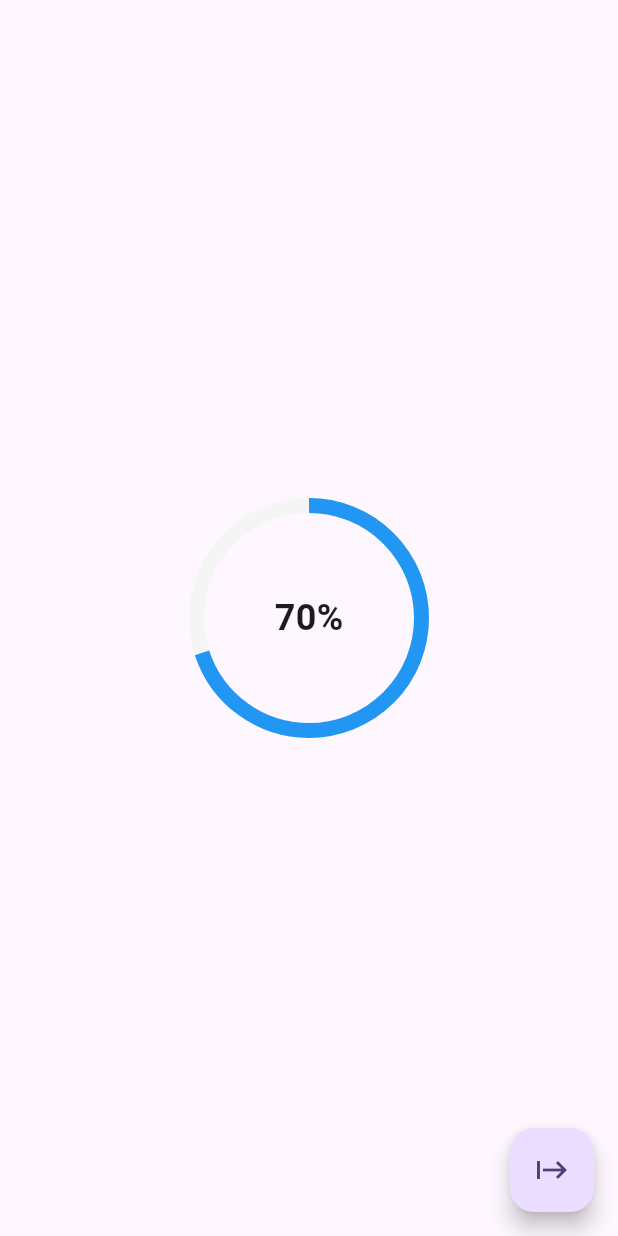
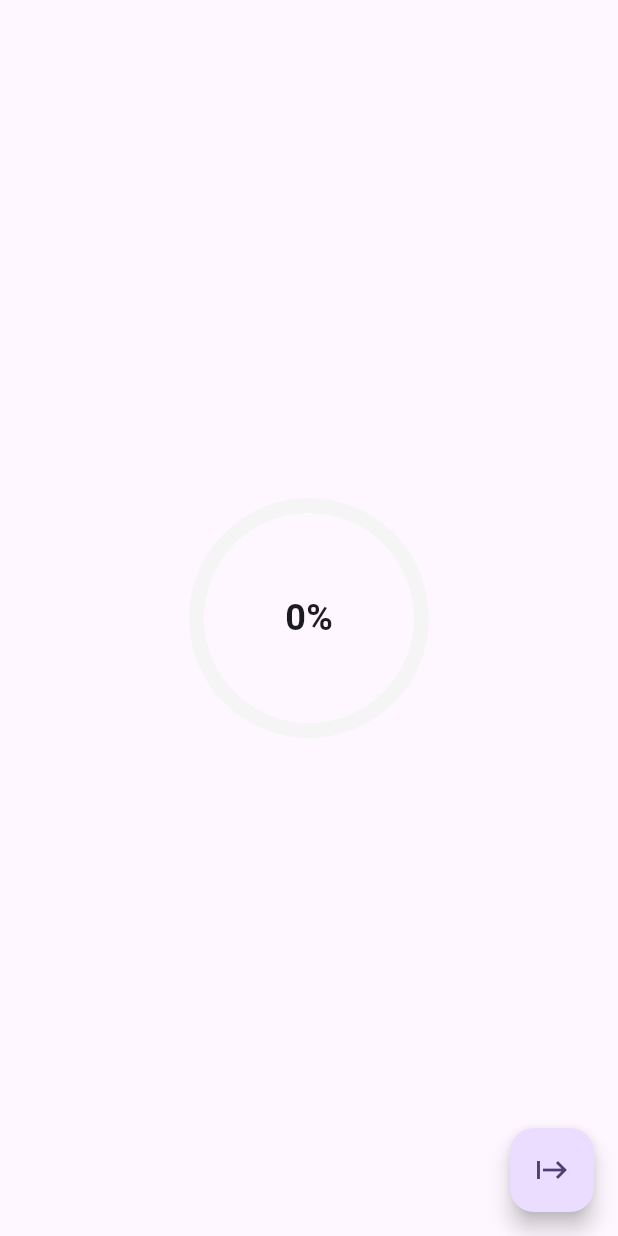
Before and after one commit to Muhammad-Bilal01/Fluter_animation_complete_guide, a Flutter app: the screen it shows after launch, on a phone screen of 412 x 824 dp. Run offline on Flutter 3.47's test engine with Material 3 defaults, Android fonts, the phone set to English and light mode, and no system bars.

Commit message:
loading animation

```diff
--- a/lib/explicit_examples/loading_animation.dart
+++ b/lib/explicit_examples/loading_animation.dart
@@ -24,11 +24,11 @@ class _RadialProgressAnimationState extends State<RadialProgressAnimation>
   void initState() {
     super.initState();
 
-    controller =
-        AnimationController(vsync: this, duration: const Duration(seconds: 1));
+    controller = AnimationController(
+        vsync: this, duration: const Duration(milliseconds: 1500));
 
-    animation =
-        Tween<double>(begin: 0, end: widget.progress).animate(controller);
+    animation = Tween<double>(begin: 0, end: widget.progress)
+        .animate(CurvedAnimation(parent: controller, curve: Curves.ease));
   }
 
   @override
@@ -45,14 +45,14 @@ class _RadialProgressAnimationState extends State<RadialProgressAnimation>
                     width: 150,
                     height: 150,
                     child: CircularProgressIndicator(
-                      value: widget.progress,
+                      value: animation.value,
                       strokeWidth: 10,
                       backgroundColor: Colors.grey.shade100,
                       color: widget.color,
                     ),
                   ),
                   Text(
-                    '${(widget.progress * 100).toInt()}%',
+                    '${(animation.value * 100).toInt()}%',
                     style: const TextStyle(
                       fontSize: 24,
                       fontWeight: FontWeight.bold,
@@ -64,7 +64,10 @@ class _RadialProgressAnimationState extends State<RadialProgressAnimation>
       ),
       floatingActionButton: FloatingActionButton(
         onPressed: () {
-          controller.forward();
+          if (controller.isCompleted) {
+            controller.reverse();
+          } else
+            controller.forward();
         },
         child: const Icon(Icons.start),
       ),
```
